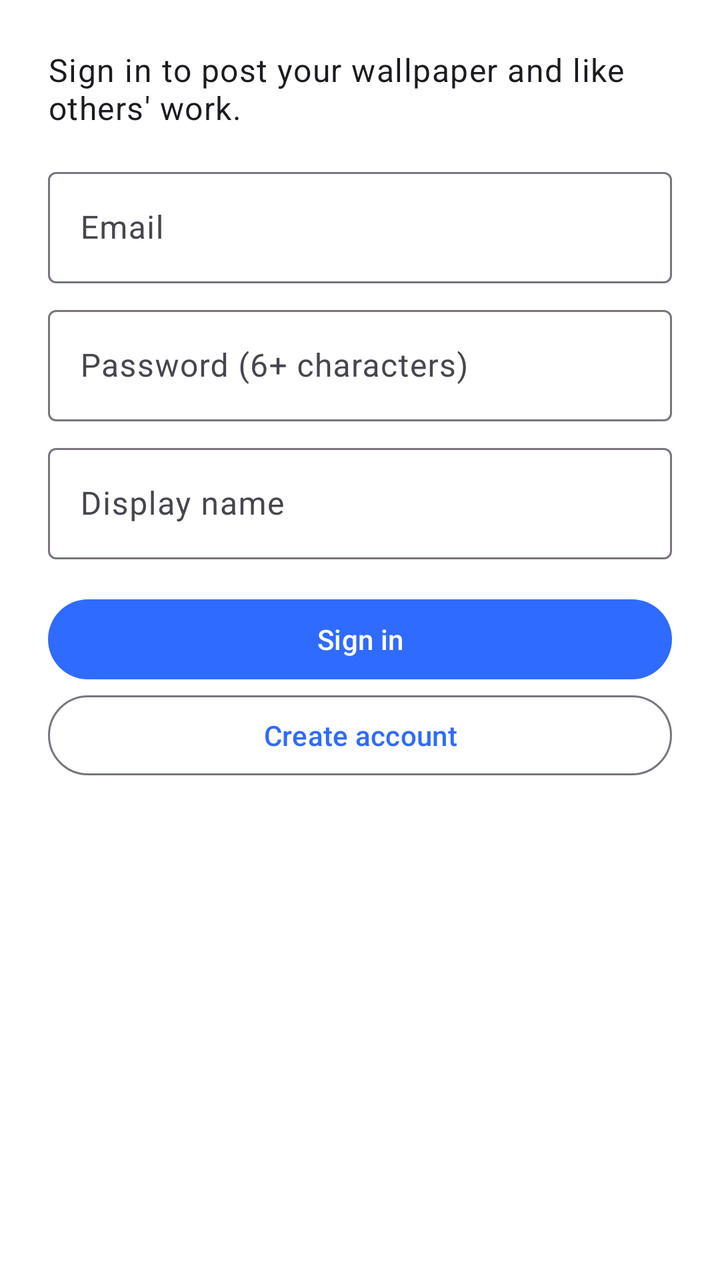
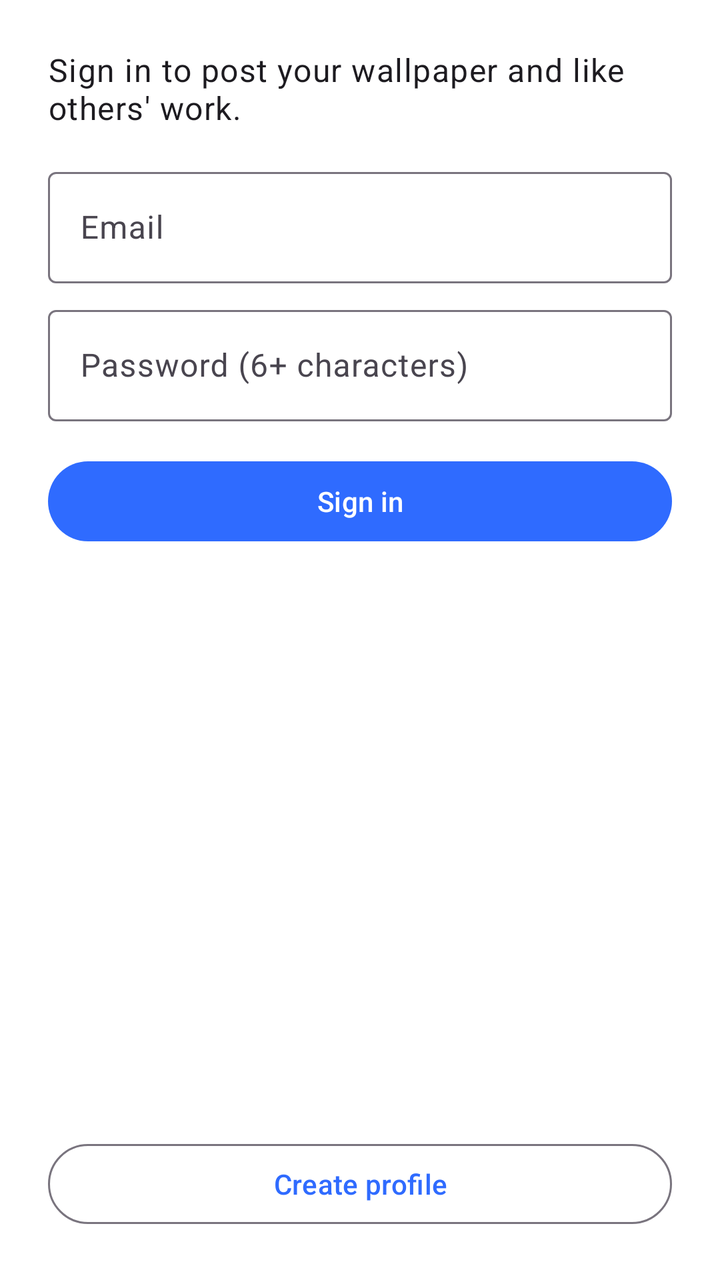

Compare the two renders of this Android layout. The source of the first and the diff that turns it into the second are given below.
<!-- AndroidManifest.xml: application theme Theme.Akhu -->
<!-- res/layout/activity_auth.xml -->
<?xml version="1.0" encoding="utf-8"?>
<ScrollView xmlns:android="http://schemas.android.com/apk/res/android"
    android:layout_width="match_parent"
    android:layout_height="match_parent">

    <LinearLayout
        android:layout_width="match_parent"
        android:layout_height="wrap_content"
        android:orientation="vertical"
        android:padding="24dp">

        <LinearLayout
            android:id="@+id/signedOutGroup"
            android:layout_width="match_parent"
            android:layout_height="wrap_content"
            android:orientation="vertical">

            <TextView
                android:layout_width="match_parent"
                android:layout_height="wrap_content"
                android:layout_marginBottom="16dp"
                android:text="@string/auth_intro"
                android:textAppearance="?attr/textAppearanceBodyLarge" />

            <com.google.android.material.textfield.TextInputLayout
                android:layout_width="match_parent"
                android:layout_height="wrap_content"
                android:hint="@string/email">

                <com.google.android.material.textfield.TextInputEditText
                    android:id="@+id/inputEmail"
                    android:layout_width="match_parent"
                    android:layout_height="wrap_content"
                    android:autofillHints="emailAddress"
                    android:inputType="textEmailAddress" />
            </com.google.android.material.textfield.TextInputLayout>

            <com.google.android.material.textfield.TextInputLayout
                android:layout_width="match_parent"
                android:layout_height="wrap_content"
                android:layout_marginTop="8dp"
                android:hint="@string/password">

                <com.google.android.material.textfield.TextInputEditText
                    android:id="@+id/inputPassword"
                    android:layout_width="match_parent"
                    android:layout_height="wrap_content"
                    android:autofillHints="password"
                    android:inputType="textPassword" />
            </com.google.android.material.textfield.TextInputLayout>

            <com.google.android.material.textfield.TextInputLayout
                android:layout_width="match_parent"
                android:layout_height="wrap_content"
                android:layout_marginTop="8dp"
                android:hint="@string/display_name">

                <com.google.android.material.textfield.TextInputEditText
                    android:id="@+id/inputDisplayName"
                    android:layout_width="match_parent"
                    android:layout_height="wrap_content"
                    android:autofillHints="name"
                    android:inputType="textPersonName" />
            </com.google.android.material.textfield.TextInputLayout>

            <com.google.android.material.button.MaterialButton
                android:id="@+id/btnSignIn"
                android:layout_width="match_parent"
                android:layout_height="wrap_content"
                android:layout_marginTop="16dp"
                android:text="@string/sign_in" />

            <com.google.android.material.button.MaterialButton
                android:id="@+id/btnSignUp"
                style="@style/Widget.Material3.Button.OutlinedButton"
                android:layout_width="match_parent"
                android:layout_height="wrap_content"
                android:text="@string/sign_up" />
        </LinearLayout>

        <LinearLayout
            android:id="@+id/signedInGroup"
            android:layout_width="match_parent"
            android:layout_height="wrap_content"
            android:orientation="vertical"
            android:visibility="gone">

            <TextView
                android:id="@+id/signedInText"
                android:layout_width="match_parent"
                android:layout_height="wrap_content"
                android:textAppearance="?attr/textAppearanceBodyLarge" />

            <com.google.android.material.button.MaterialButton
                android:id="@+id/btnSignOut"
                style="@style/Widget.Material3.Button.OutlinedButton"
                android:layout_width="match_parent"
                android:layout_height="wrap_content"
                android:layout_marginTop="16dp"
                android:text="@string/sign_out" />
        </LinearLayout>

        <com.google.android.material.progressindicator.CircularProgressIndicator
            android:id="@+id/progress"
            android:layout_width="wrap_content"
            android:layout_height="wrap_content"
            android:layout_gravity="center_horizontal"
            android:layout_marginTop="16dp"
            android:indeterminate="true"
            android:visibility="gone" />
    </LinearLayout>
</ScrollView>
<!-- resources referenced by this layout -->
<resources>
  <string name="auth_intro">Sign in to post your wallpaper and like others\' work.</string>
  <string name="display_name">Display name</string>
  <string name="email">Email</string>
  <string name="password">Password (6+ characters)</string>
  <string name="sign_in">Sign in</string>
  <string name="sign_out">Sign out</string>
  <string name="sign_up">Create account</string>
  <style name="Theme.Akhu" parent="Theme.Material3.DayNight">
          <item name="colorPrimary">@color/brand_primary</item>
          <item name="colorOnPrimary">@android:color/white</item>
          <item name="colorPrimaryContainer">@color/brand_primary_soft</item>
          <item name="colorSecondaryContainer">@color/brand_primary_soft</item>
          <item name="colorOnSecondaryContainer">@color/brand_primary</item>
          <item name="colorSecondary">@color/brand_secondary</item>
          <item name="colorSurface">@color/surface</item>
          <item name="android:colorBackground">@color/surface</item>
          <item name="android:statusBarColor">@color/surface</item>
          <item name="android:windowLightStatusBar">@bool/light_system_bars</item>
          <item name="android:navigationBarColor">@color/surface</item>
          <item name="android:windowLightNavigationBar">@bool/light_system_bars</item>
      </style>
  <color name="brand_primary">#2F6BFF</color>
  <color name="brand_primary_soft">#E8EFFF</color>
  <color name="brand_secondary">#8E44FF</color>
  <color name="surface">#FFFFFF</color>
</resources>

<!-- the commit's change to res/layout/activity_auth.xml (unified diff, before → after) -->
@@ -1,112 +1,108 @@
 <?xml version="1.0" encoding="utf-8"?>
-<ScrollView xmlns:android="http://schemas.android.com/apk/res/android"
+<LinearLayout xmlns:android="http://schemas.android.com/apk/res/android"
     android:layout_width="match_parent"
-    android:layout_height="match_parent">
+    android:layout_height="match_parent"
+    android:orientation="vertical">
 
-    <LinearLayout
+    <ScrollView
         android:layout_width="match_parent"
-        android:layout_height="wrap_content"
-        android:orientation="vertical"
-        android:padding="24dp">
+        android:layout_height="0dp"
+        android:layout_weight="1">
 
         <LinearLayout
-            android:id="@+id/signedOutGroup"
-            android:layout_width="match_parent"
-            android:layout_height="wrap_content"
-            android:orientation="vertical">
-
-            <TextView
-                android:layout_width="match_parent"
-                android:layout_height="wrap_content"
-                android:layout_marginBottom="16dp"
-                android:text="@string/auth_intro"
-                android:textAppearance="?attr/textAppearanceBodyLarge" />
-
-            <com.google.android.material.textfield.TextInputLayout
-                android:layout_width="match_parent"
-                android:layout_height="wrap_content"
-                android:hint="@string/email">
-
-                <com.google.android.material.textfield.TextInputEditText
-                    android:id="@+id/inputEmail"
-                    android:layout_width="match_parent"
-                    android:layout_height="wrap_content"
-                    android:autofillHints="emailAddress"
-                    android:inputType="textEmailAddress" />
-            </com.google.android.material.textfield.TextInputLayout>
-
-            <com.google.android.material.textfield.TextInputLayout
-                android:layout_width="match_parent"
-                android:layout_height="wrap_content"
-                android:layout_marginTop="8dp"
-                android:hint="@string/password">
-
-                <com.google.android.material.textfield.TextInputEditText
-                    android:id="@+id/inputPassword"
-                    android:layout_width="match_parent"
-                    android:layout_height="wrap_content"
-                    android:autofillHints="password"
-                    android:inputType="textPassword" />
-            </com.google.android.material.textfield.TextInputLayout>
-
-            <com.google.android.material.textfield.TextInputLayout
-                android:layout_width="match_parent"
-                android:layout_height="wrap_content"
-                android:layout_marginTop="8dp"
-                android:hint="@string/display_name">
-
-                <com.google.android.material.textfield.TextInputEditText
-                    android:id="@+id/inputDisplayName"
-                    android:layout_width="match_parent"
-                    android:layout_height="wrap_content"
-                    android:autofillHints="name"
-                    android:inputType="textPersonName" />
-            </com.google.android.material.textfield.TextInputLayout>
-
-            <com.google.android.material.button.MaterialButton
-                android:id="@+id/btnSignIn"
-                android:layout_width="match_parent"
-                android:layout_height="wrap_content"
-                android:layout_marginTop="16dp"
-                android:text="@string/sign_in" />
-
-            <com.google.android.material.button.MaterialButton
-                android:id="@+id/btnSignUp"
-                style="@style/Widget.Material3.Button.OutlinedButton"
-                android:layout_width="match_parent"
-                android:layout_height="wrap_content"
-                android:text="@string/sign_up" />
-        </LinearLayout>
-
-        <LinearLayout
-            android:id="@+id/signedInGroup"
             android:layout_width="match_parent"
             android:layout_height="wrap_content"
             android:orientation="vertical"
-            android:visibility="gone">
+            android:padding="24dp">
 
-            <TextView
-                android:id="@+id/signedInText"
+            <LinearLayout
+                android:id="@+id/signedOutGroup"
                 android:layout_width="match_parent"
                 android:layout_height="wrap_content"
-                android:textAppearance="?attr/textAppearanceBodyLarge" />
+                android:orientation="vertical">
 
-            <com.google.android.material.button.MaterialButton
-                android:id="@+id/btnSignOut"
-                style="@style/Widget.Material3.Button.OutlinedButton"
+                <TextView
+                    android:layout_width="match_parent"
+                    android:layout_height="wrap_content"
+                    android:layout_marginBottom="16dp"
+                    android:text="@string/auth_intro"
+                    android:textAppearance="?attr/textAppearanceBodyLarge" />
+
+                <com.google.android.material.textfield.TextInputLayout
+                    android:layout_width="match_parent"
+                    android:layout_height="wrap_content"
+                    android:hint="@string/email">
+
+                    <com.google.android.material.textfield.TextInputEditText
+                        android:id="@+id/inputEmail"
+                        android:layout_width="match_parent"
+                        android:layout_height="wrap_content"
+                        android:autofillHints="emailAddress"
+                        android:inputType="textEmailAddress" />
+                </com.google.android.material.textfield.TextInputLayout>
+
+                <com.google.android.material.textfield.TextInputLayout
+                    android:layout_width="match_parent"
+                    android:layout_height="wrap_content"
+                    android:layout_marginTop="8dp"
+                    android:hint="@string/password">
+
+                    <com.google.android.material.textfield.TextInputEditText
+                        android:id="@+id/inputPassword"
+                        android:layout_width="match_parent"
+                        android:layout_height="wrap_content"
+                        android:autofillHints="password"
+                        android:inputType="textPassword" />
+                </com.google.android.material.textfield.TextInputLayout>
+
+                <com.google.android.material.button.MaterialButton
+                    android:id="@+id/btnSignIn"
+                    android:layout_width="match_parent"
+                    android:layout_height="wrap_content"
+                    android:layout_marginTop="16dp"
+                    android:text="@string/sign_in" />
+            </LinearLayout>
+
+            <LinearLayout
+                android:id="@+id/signedInGroup"
                 android:layout_width="match_parent"
                 android:layout_height="wrap_content"
+                android:orientation="vertical"
+                android:visibility="gone">
+
+                <TextView
+                    android:id="@+id/signedInText"
+                    android:layout_width="match_parent"
+                    android:layout_height="wrap_content"
+                    android:textAppearance="?attr/textAppearanceBodyLarge" />
+
+                <com.google.android.material.button.MaterialButton
+                    android:id="@+id/btnSignOut"
+                    style="@style/Widget.Material3.Button.OutlinedButton"
+                    android:layout_width="match_parent"
+                    android:layout_height="wrap_content"
+                    android:layout_marginTop="16dp"
+                    android:text="@string/sign_out" />
+            </LinearLayout>
+
+            <com.google.android.material.progressindicator.CircularProgressIndicator
+                android:id="@+id/progress"
+                android:layout_width="wrap_content"
+                android:layout_height="wrap_content"
+                android:layout_gravity="center_horizontal"
                 android:layout_marginTop="16dp"
-                android:text="@string/sign_out" />
+                android:indeterminate="true"
+                android:visibility="gone" />
         </LinearLayout>
+    </ScrollView>
 
-        <com.google.android.material.progressindicator.CircularProgressIndicator
-            android:id="@+id/progress"
-            android:layout_width="wrap_content"
-            android:layout_height="wrap_content"
-            android:layout_gravity="center_horizontal"
-            android:layout_marginTop="16dp"
-            android:indeterminate="true"
-            android:visibility="gone" />
-    </LinearLayout>
-</ScrollView>
+    
+    <com.google.android.material.button.MaterialButton
+        android:id="@+id/btnSignUp"
+        style="@style/Widget.Material3.Button.OutlinedButton"
+        android:layout_width="match_parent"
+        android:layout_height="wrap_content"
+        android:layout_marginHorizontal="24dp"
+        android:layout_marginBottom="24dp"
+        android:text="@string/sign_up" />
+</LinearLayout>
<!-- resource entries referenced after the edit -->
@@ -1,12 +1,11 @@
 <!-- resources referenced by this layout -->
 <resources>
   <string name="auth_intro">Sign in to post your wallpaper and like others\' work.</string>
-  <string name="display_name">Display name</string>
   <string name="email">Email</string>
   <string name="password">Password (6+ characters)</string>
   <string name="sign_in">Sign in</string>
   <string name="sign_out">Sign out</string>
-  <string name="sign_up">Create account</string>
+  <string name="sign_up">Create profile</string>
   <style name="Theme.Akhu" parent="Theme.Material3.DayNight">
           <item name="colorPrimary">@color/brand_primary</item>
           <item name="colorOnPrimary">@android:color/white</item>
